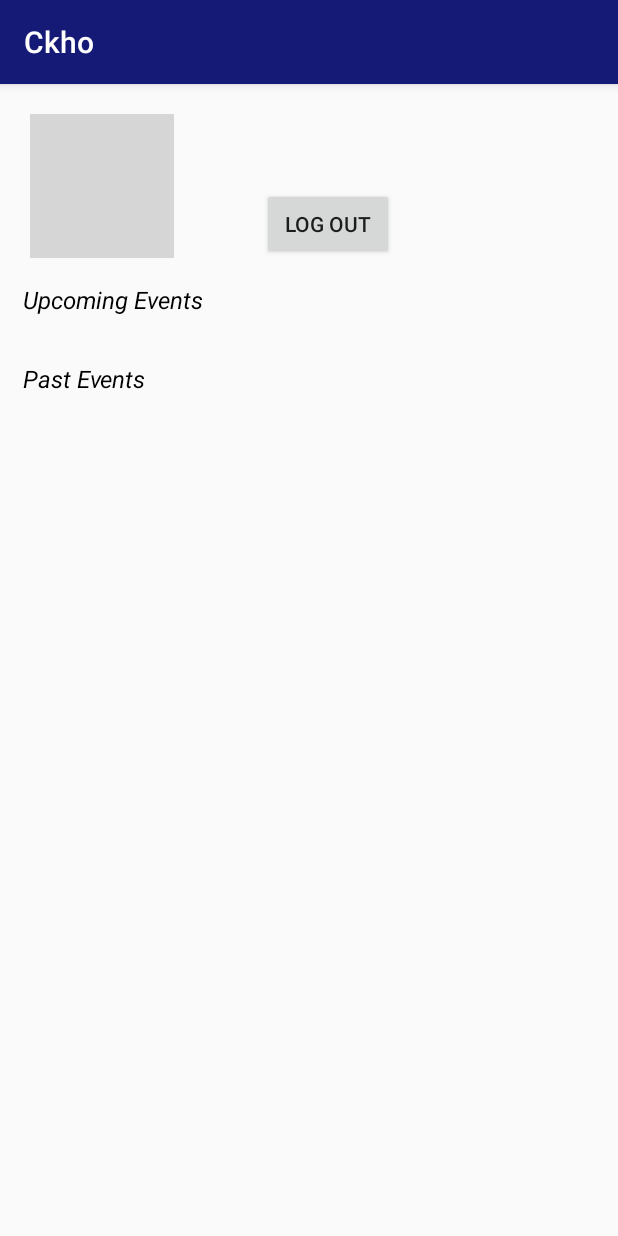
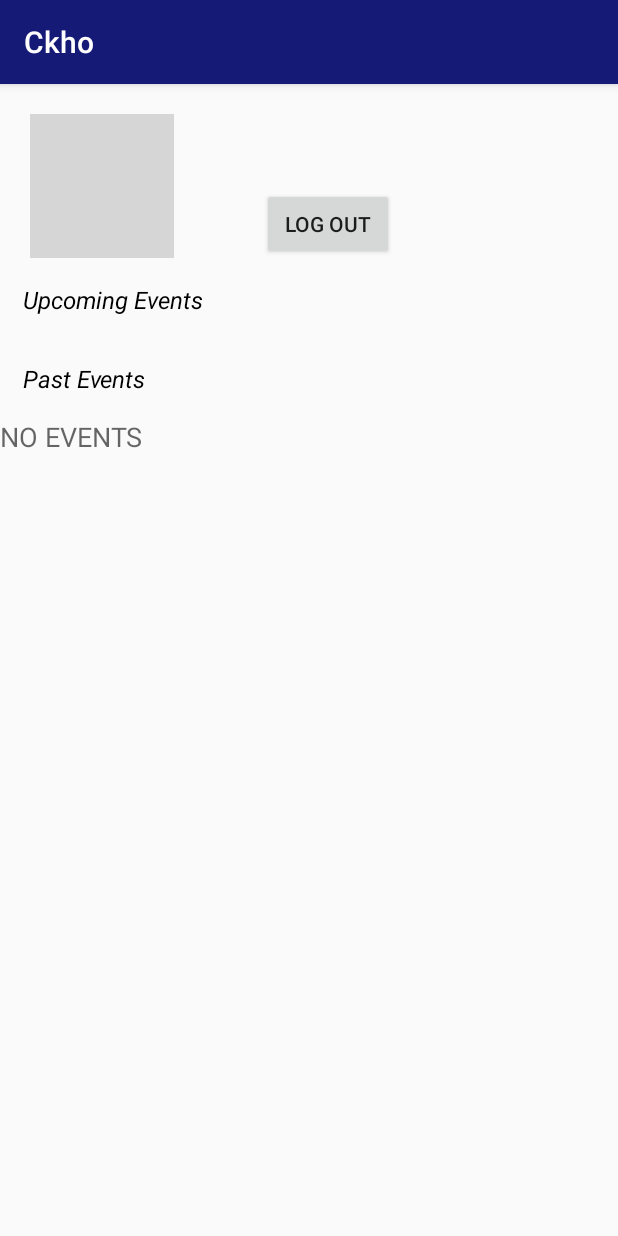
Before and after one commit to prateek54/Ckho-App, an Android app: the MainActivity screen opened directly, with no data from a screen before it, on a phone screen of 412 x 824 dp. Run offline under Robolectric (Android 15) with nearby library versions, the phone set to English and light mode, and no system bars; our stand-ins replace CircleImageView; pictures from the network do not load; grey boxes are pictures that could not be loaded.

```diff
--- a/app/src/main/java/com/example/android/ckho/MainActivity.java
+++ b/app/src/main/java/com/example/android/ckho/MainActivity.java
@@ -61,6 +61,7 @@ public class MainActivity extends AppCompatActivity implements View.OnClickListe
     /** TextView that
      *  is displayed when the
      *  list is empty */
+
     private TextView mEmptyStateTextView;
 
     @Override
@@ -80,6 +81,7 @@ public class MainActivity extends AppCompatActivity implements View.OnClickListe
         mAdapter = new EventAdapter(this,new ArrayList<Event>());
         upcomingEventsListView = (ListView)findViewById(R.id.upcoming_list);
         pastEventsListView = (ListView)findViewById(R.id.past_list);
+        mEmptyStateTextView = (TextView)findViewById(R.id.empty_view);
 
         upcomingEventsListView.setAdapter(mAdapter);
         pastEventsListView.setAdapter(mAdapter);
--- a/app/src/main/java/com/example/android/ckho/QueryUtils.java
+++ b/app/src/main/java/com/example/android/ckho/QueryUtils.java
@@ -129,7 +129,8 @@ public class QueryUtils {
 
         try
         {
-            JSONArray eventsArray = new JSONArray();
+            JSONObject baseJsonResponse = new JSONObject(JSON_RESPONSE);
+            JSONArray eventsArray = baseJsonResponse.getJSONArray("events");
             for(int i=0;i<eventsArray.length();i++)
             {
                 JSONObject currentEvent = eventsArray.getJSONObject(i);
```
